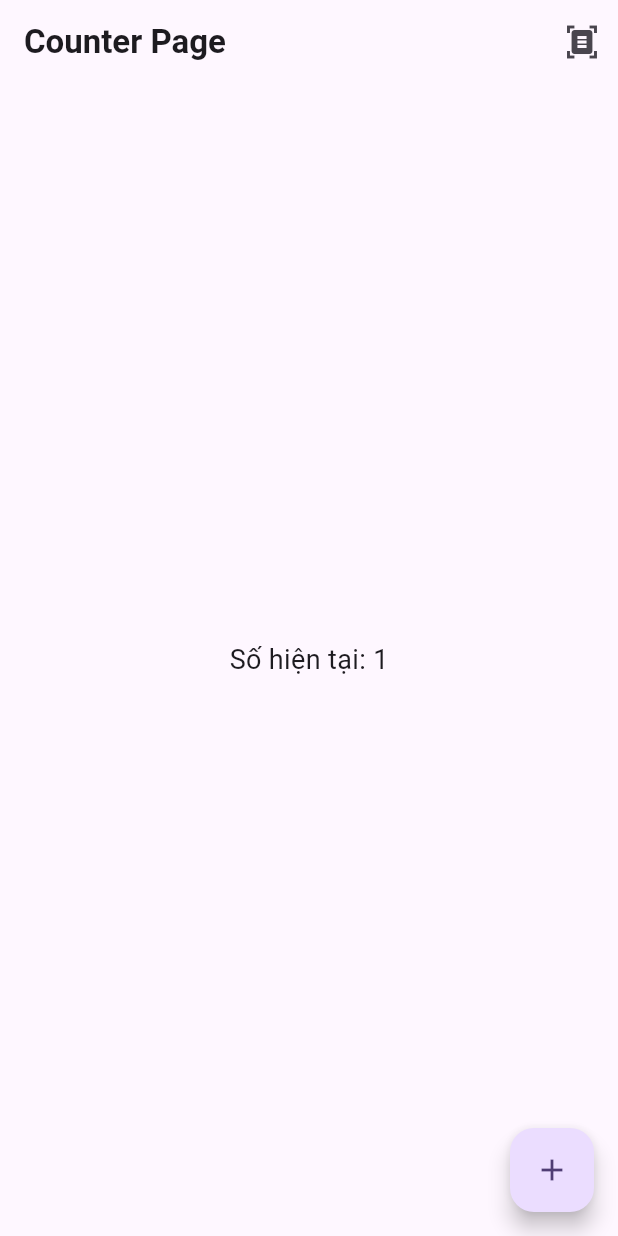
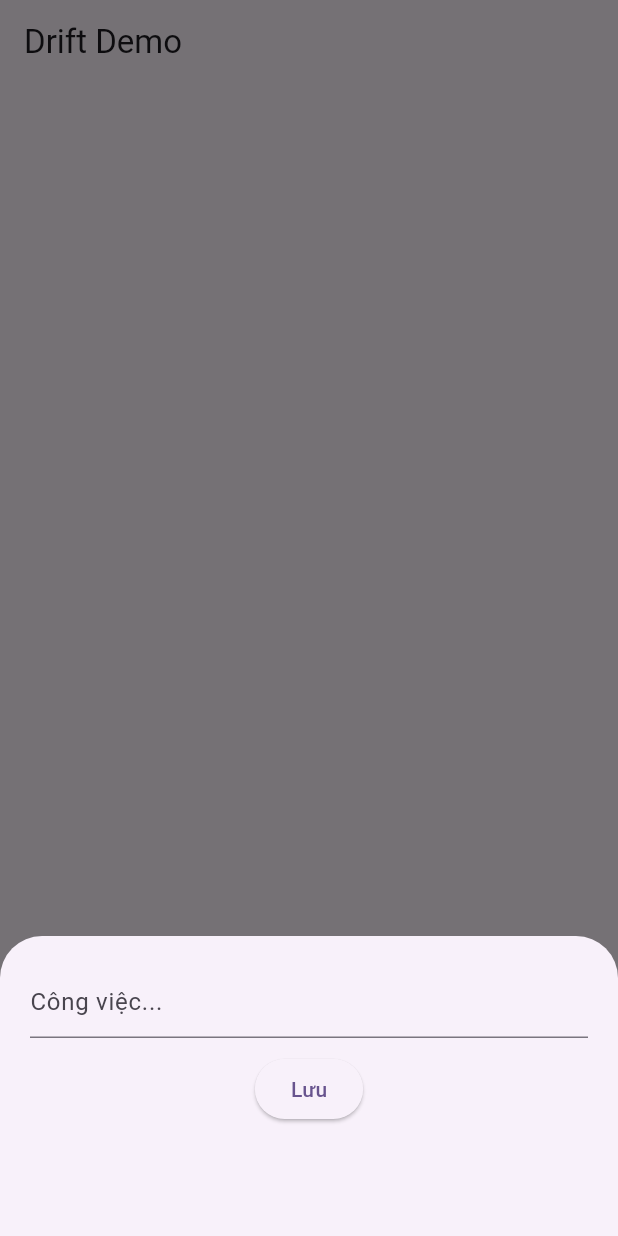
Before and after one commit to khuyendttmi/Flutter_Training, a Flutter app: the screen it shows after launch, after a tap on the "add" icon, on a phone screen of 412 x 824 dp. Run offline on Flutter 3.47's test engine with Material 3 defaults, Android fonts, the phone set to English and light mode, and no system bars; our stand-ins replace drift, flutter_bloc, flutter_riverpod, go_router, riverpod, shared_preferences; accounts and stored records are empty; generated files the repository leaves out were written again.

Commit message:
[Task] Demo về Storage (Drift, Share Preferences)

```diff
--- a/lib/khuyendt/navigation/example_go_router.dart
+++ b/lib/khuyendt/navigation/example_go_router.dart
@@ -1,6 +1,7 @@
 import 'package:flutter_training/khuyendt/riverpod/contact/contact_page.dart';
-import 'package:flutter_training/khuyendt/riverpod/counter_page.dart';
 import 'package:flutter_training/khuyendt/riverpod/todo/todo_page.dart';
+import 'package:flutter_training/khuyendt/storage/drift/todo_page.dart';
+import 'package:flutter_training/khuyendt/storage/share_perference/home_page.dart';
 import 'package:go_router/go_router.dart';
 
 class ExampleGoRouter {
@@ -10,7 +11,7 @@ class ExampleGoRouter {
       GoRoute(
         path: '/',
         builder: (context, state) {
-          return MyCounterPage();
+          return TodoPageDrift();
         },
       ),
       GoRoute(
--- /dev/null
+++ b/lib/khuyendt/storage/drift/database/app_database.dart
@@ -0,0 +1,48 @@
+import 'dart:io';
+
+import 'package:drift/drift.dart';
+import 'package:drift/native.dart';
+import 'package:path/path.dart' as p;
+import 'package:path_provider/path_provider.dart';
+
+import 'todo_table.dart';
+
+part 'app_database.g.dart';
+
+// cơ sở dữ liệu quan hệ , dùng để lưu các dữ liệu lớn theo table Entities
+@DriftDatabase(tables: [Todos])
+class AppDatabase extends _$AppDatabase {
+  AppDatabase() : super(_openConnection());
+
+  @override
+  int get schemaVersion => 1;
+
+  // INSERT
+  Future<int> addTodo(String title) {
+    return into(todos).insert(
+      TodosCompanion.insert(title: title),
+    );
+
+  }
+
+  // READ
+  Stream<List<Todo>> watchTodos() {
+    return select(todos).watch();
+  }
+
+  Future updateTodo(Todo todo){
+    return update(todos).replace(todo);
+  }
+
+  Future deleteTodo(int id){
+    return (delete(todos)..where((tbl) => tbl.id.equals(id))).go();
+  }
+}
+
+LazyDatabase _openConnection() {
+  return LazyDatabase(() async {
+    final dir = await getApplicationDocumentsDirectory();
+    final file = File(p.join(dir.path, 'app.db'));
+    return NativeDatabase(file);
+  });
+}
--- /dev/null
+++ b/lib/khuyendt/storage/drift/todo_page.dart
@@ -0,0 +1,105 @@
+import 'package:flutter/material.dart';
+import 'package:flutter_training/khuyendt/storage/drift/database/app_database.dart';
+
+class TodoPageDrift extends StatelessWidget {
+  final db = AppDatabase();
+
+  TodoPageDrift({super.key});
+
+  @override
+  Widget build(BuildContext context) {
+    final controller = TextEditingController();
+
+    void showEditSheet({Todo? todo}) {
+      controller.text = todo?.title ?? '';
+
+      showModalBottomSheet(
+        context: context,
+        builder: (context) {
+          return SizedBox(
+            height: 200,
+            child: Padding(
+              padding: EdgeInsets.only(
+                bottom: MediaQuery.of(context).viewInsets.bottom + 20,
+                top: 20,
+                left: 20,
+                right: 20,
+              ),
+              child: Column(
+                children: [
+                  TextField(
+                    controller: controller,
+                    decoration: const InputDecoration(hintText: 'Công việc...'),
+                  ),
+                  SizedBox(height: 10),
+                  ElevatedButton(
+                    onPressed:
+                        () => {
+                          if (todo == null)
+                            {db.addTodo(controller.text)}
+                          else
+                            {db.updateTodo(todo.copyWith(title:controller.text))},
+                          controller.text = '',
+                          Navigator.pop(context),
+                        },
+                    child: Text('Lưu'),
+                  ),
+                ],
+              ),
+            ),
+          );
+        },
+      );
+    }
+
+    return Scaffold(
+      appBar: AppBar(title: const Text('Drift Demo')),
+      floatingActionButton: FloatingActionButton(
+        onPressed: () => showEditSheet(),
+        child: const Icon(Icons.add),
+      ),
+      body: StreamBuilder<List<Todo>>(
+        stream: db.watchTodos(),
+        builder: (context, snapshot) {
+          if (!snapshot.hasData) return const CircularProgressIndicator();
+          final todos = snapshot.data!;
+          return ListView(
+            children:
+                todos
+                    .map(
+                      (e) => ListTile(
+                        title: Text(
+                          e.title,
+                          style: TextStyle(
+                            decoration:
+                                e.isDone ? TextDecoration.lineThrough : null,
+                          ),
+                        ),
+                        leading: Checkbox(
+                          value: e.isDone,
+                          onChanged: (value) {
+                            db.updateTodo(e.copyWith(isDone: value));
+                          },
+                        ),
+                        trailing: Row(
+                          mainAxisSize: MainAxisSize.min,
+                          children: [
+                            IconButton(
+                              onPressed: () => showEditSheet(todo: e),
+                              icon: Icon(Icons.edit),
+                            ),
+                            IconButton(
+                              onPressed: () => db.deleteTodo(e.id),
+                              icon: Icon(Icons.delete),
+                            ),
+                          ],
+                        ),
+                      ),
+                    )
+                    .toList(),
+          );
+        },
+      ),
+    );
+  }
+}
```
Also changed, not shown: lib/khuyendt/storage/drift/database/todo_table.dart (added, +8 -0 lines), lib/khuyendt/storage/share_perference/home_page.dart (added, +106 -0 lines), lib/khuyendt/storage/share_perference/sp_provider.dart (added, +21 -0 lines), lib/khuyendt/storage/share_perference/storage_service.dart (added, +14 -0 lines), pubspec.yaml (+7 -0 lines), lib/khuyendt/storage/drift/database/app_database.g.dart (added), pubspec.lock, 1 other file.
